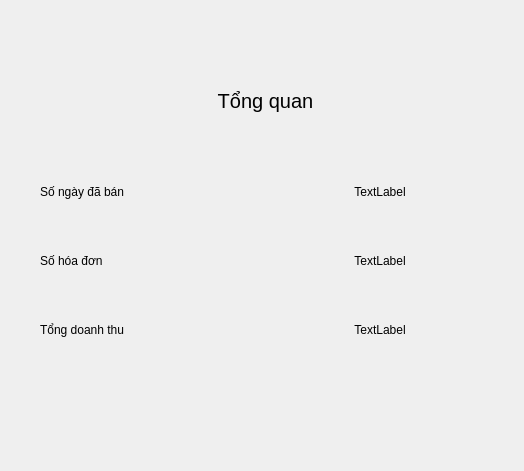
Qt form ManageApp/review.ui (ngoctoan1762003/ManageApp) before a commit.
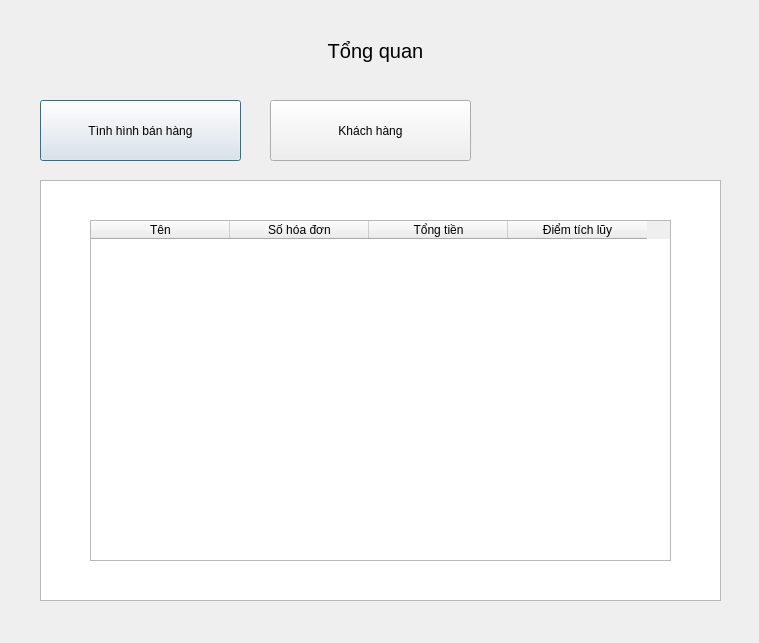
The same form after that commit.

```diff
--- a/ManageApp/review.ui
+++ b/ManageApp/review.ui
@@ -6,8 +6,8 @@
    <rect>
     <x>0</x>
     <y>0</y>
-    <width>524</width>
-    <height>471</height>
+    <width>759</width>
+    <height>643</height>
    </rect>
   </property>
   <property name="windowTitle">
@@ -16,8 +16,8 @@
   <widget class="QLabel" name="label">
    <property name="geometry">
     <rect>
-     <x>150</x>
-     <y>70</y>
+     <x>260</x>
+     <y>20</y>
      <width>231</width>
      <height>61</height>
     </rect>
@@ -34,13 +34,36 @@
     <set>Qt::AlignCenter</set>
    </property>
   </widget>
-  <widget class="QWidget" name="">
+  <widget class="QColumnView" name="columnView">
    <property name="geometry">
     <rect>
      <x>40</x>
-     <y>160</y>
-     <width>451</width>
-     <height>201</height>
+     <y>180</y>
+     <width>681</width>
+     <height>421</height>
+    </rect>
+   </property>
+  </widget>
+  <widget class="QStackedWidget" name="stackedWidget">
+   <property name="geometry">
+    <rect>
+     <x>70</x>
+     <y>210</y>
+     <width>621</width>
+     <height>371</height>
+    </rect>
+   </property>
+   <property name="currentIndex">
+    <number>1</number>
+   </property>
+   <widget class="QWidget" name="page">
+    <widget class="QWidget" name="layoutWidget">
+     <property name="geometry">
+      <rect>
+       <x>20</x>
+       <y>30</y>
+       <width>611</width>
+       <height>341</height>
     </rect>
    </property>
    <layout class="QHBoxLayout" name="horizontalLayout">
@@ -105,6 +128,77 @@
     </item>
    </layout>
   </widget>
+   </widget>
+   <widget class="QWidget" name="page_2">
+    <widget class="QTableWidget" name="tableWidget">
+     <property name="geometry">
+      <rect>
+       <x>20</x>
+       <y>10</y>
+       <width>581</width>
+       <height>341</height>
+      </rect>
+     </property>
+     <property name="autoScrollMargin">
+      <number>16</number>
+     </property>
+     <attribute name="horizontalHeaderDefaultSectionSize">
+      <number>139</number>
+     </attribute>
+     <column>
+      <property name="text">
+       <string>Tên</string>
+      </property>
+     </column>
+     <column>
+      <property name="text">
+       <string>Số hóa đơn</string>
+      </property>
+     </column>
+     <column>
+      <property name="text">
+       <string>Tổng tiền</string>
+      </property>
+     </column>
+     <column>
+      <property name="text">
+       <string>Điểm tích lũy</string>
+      </property>
+     </column>
+    </widget>
+   </widget>
+  </widget>
+  <widget class="QPushButton" name="statusButton">
+   <property name="geometry">
+    <rect>
+     <x>40</x>
+     <y>100</y>
+     <width>201</width>
+     <height>61</height>
+    </rect>
+   </property>
+   <property name="text">
+    <string>Tình hình bán hàng</string>
+   </property>
+  </widget>
+  <widget class="QPushButton" name="clientButton">
+   <property name="geometry">
+    <rect>
+     <x>270</x>
+     <y>100</y>
+     <width>201</width>
+     <height>61</height>
+    </rect>
+   </property>
+   <property name="text">
+    <string>Khách hàng</string>
+   </property>
+  </widget>
+  <zorder>columnView</zorder>
+  <zorder>stackedWidget</zorder>
+  <zorder>label</zorder>
+  <zorder>statusButton</zorder>
+  <zorder>clientButton</zorder>
  </widget>
  <resources/>
  <connections/>
```
Lines whose indentation alone changed are shown as unchanged.
